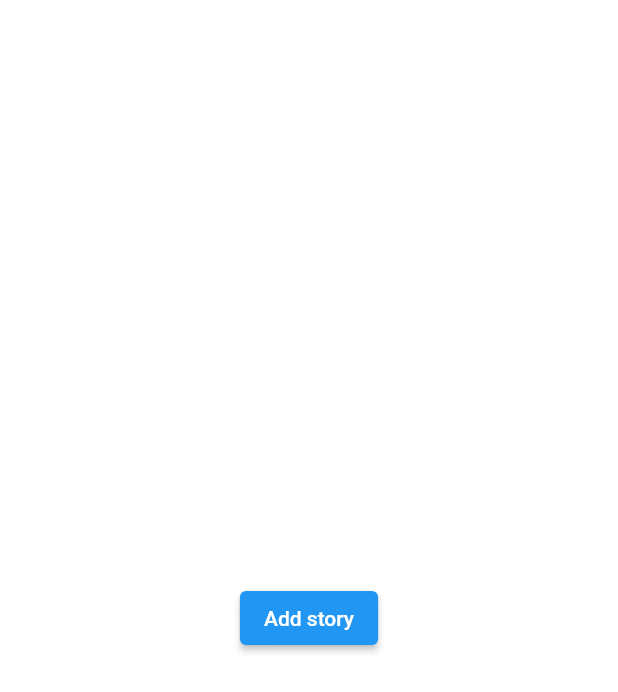
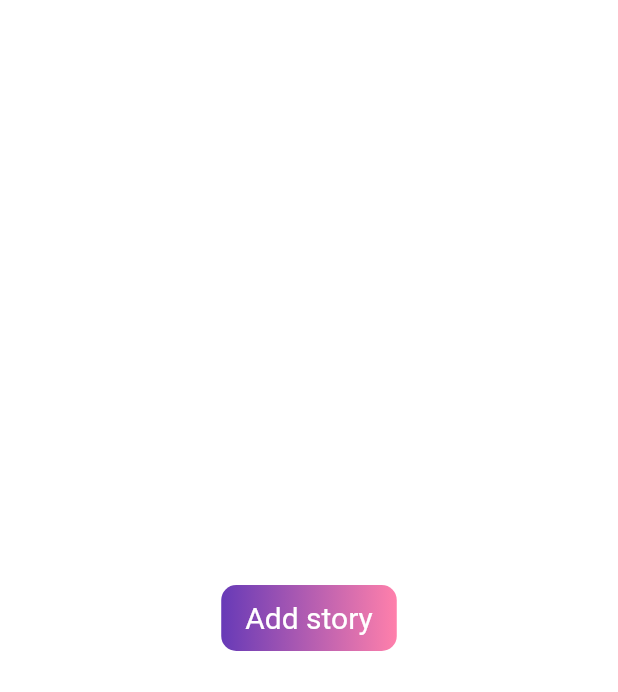
Before and after one commit to Shubham20052001/theSocialApp, a Flutter app: the AddStoryView screen opened by its route, on a phone screen of 412 x 824 dp. Shown: the top 692 px of the screen. Run offline on Flutter 3.47's test engine with Material 2 defaults, Android fonts, the phone set to English and light mode, and no system bars; our stand-ins replace google_nav_bar, image_picker, shared_preferences, timeago; missing offline and left inert: cloudinary_sdk; accounts and stored records are empty; network calls fail.

```diff
--- a/the_social/lib/meta/views/add_story/add_story.views.dart
+++ b/the_social/lib/meta/views/add_story/add_story.views.dart
@@ -1,6 +1,7 @@
 import 'package:flutter/material.dart';
 import 'package:provider/provider.dart';
 import 'package:the_social/core/notifier/story.notifier.dart';
+import 'package:the_social/meta/constants/styles.dart';
 
 class AddStoryView extends StatefulWidget {
   const AddStoryView({super.key});
@@ -22,36 +23,40 @@ class _AddStoryViewState extends State<AddStoryView> {
           children: [
             if (storyNotifier(true).storyAssetFile != null)
               Container(
+                height: MediaQuery.of(context).size.height * 0.4,
+                width: MediaQuery.of(context).size.width * 0.9,
                 child: Image.file(storyNotifier(false).storyAssetFile!),
               ),
+            sBox10,
             if (storyNotifier(true).storyAssetFile == null)
-              ElevatedButton(
-                onPressed: () {
+              button1(
+                onPress: () {
                   storyNotifier(false).pickStoryAssets();
                 },
-                child: const Text("Add story"),
+                text: "Add story",
               ),
             if (storyNotifier(true).storyAssetFile != null)
               Row(
                 mainAxisAlignment: MainAxisAlignment.spaceEvenly,
                 children: [
-                  ElevatedButton(
-                    onPressed: () {
+                  button1(
+                    onPress: () {
                       storyNotifier(false).pickStoryAssets();
                     },
-                    child: const Text("Reselect story"),
+                    text: "Reselect image",
                   ),
-                  ElevatedButton(
-                    onPressed: () {
+                  button1(
+                    onPress: () {
                       storyNotifier(false).removeStoryAssets();
                     },
-                    child: const Text("Remove story"),
+                    text: "Remove image",
                   ),
                 ],
               ),
+            sBox10,
             if (storyNotifier(true).storyAssetFile != null)
-              ElevatedButton(
-                onPressed: () async {
+              button1(
+                onPress: () async {
                   await storyNotifier(false)
                       .uploadStoryImages(context: context)
                       .whenComplete(() async {
@@ -62,7 +67,7 @@ class _AddStoryViewState extends State<AddStoryView> {
                     }
                   });
                 },
-                child: const Text("Upload story"),
+                text: "Upload story",
               ),
           ],
         ),
```
Also changed, not shown: the_social/lib/meta/views/feed_view/feed_view.dart (+28 -4 lines), the_social/lib/meta/views/home_view/home_view.dart (+4 -4 lines).
